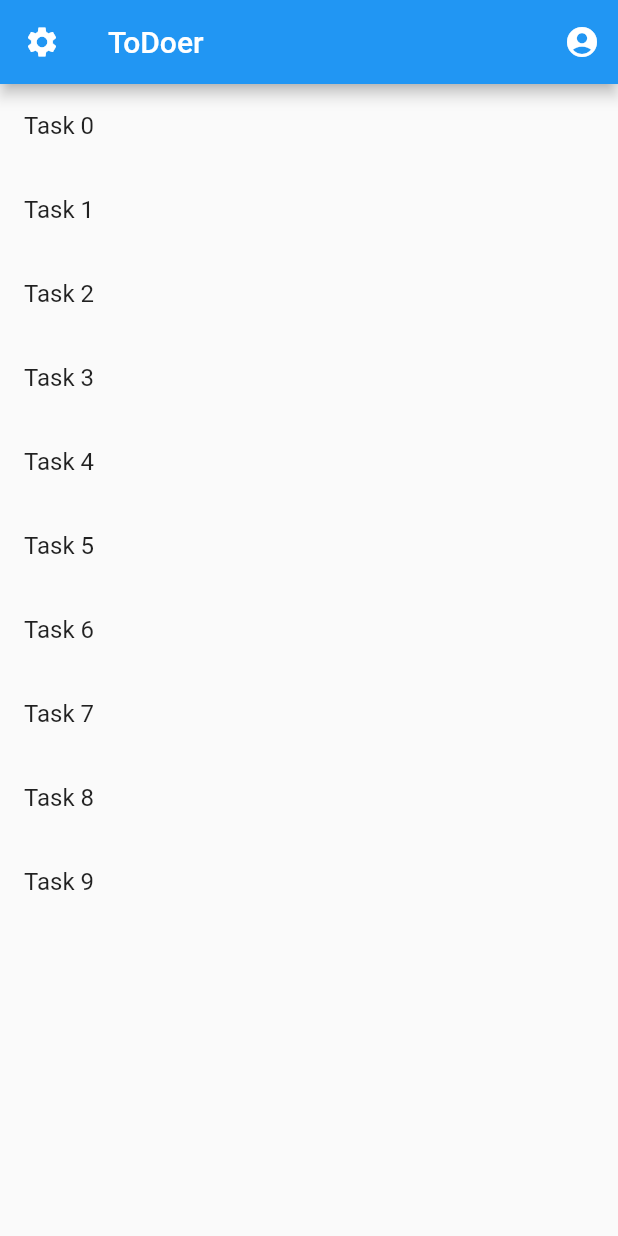
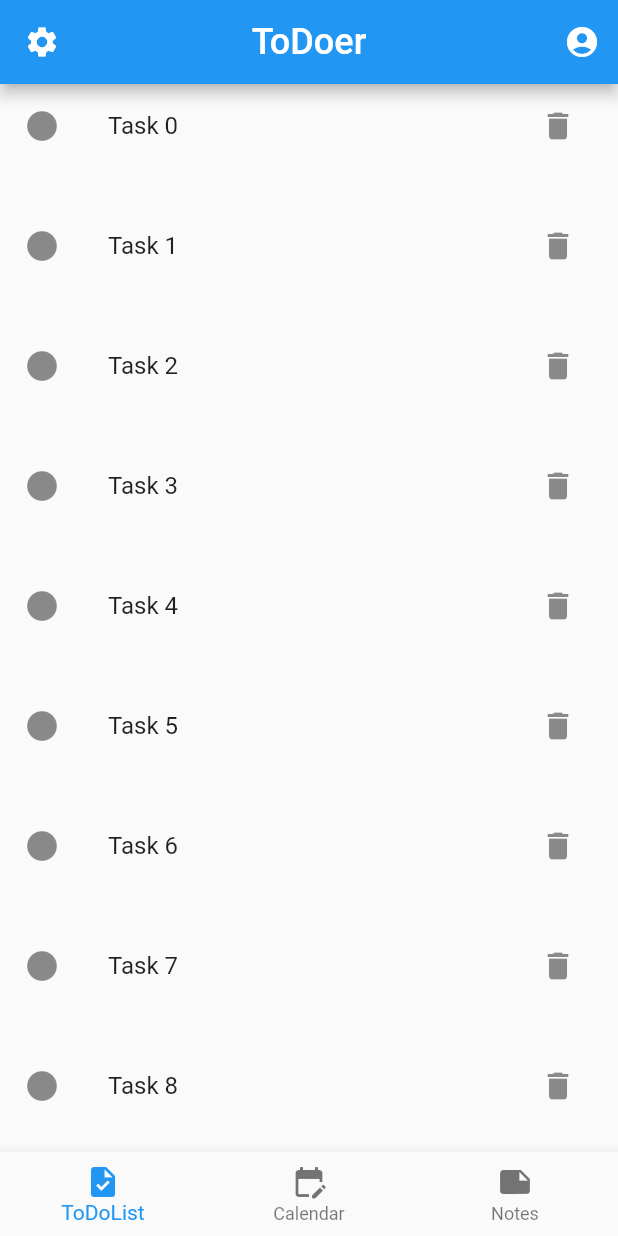
Before and after one commit to dtuukkanen/ToDo, a Flutter app: the screen it shows after launch, on a phone screen of 412 x 824 dp. Run offline on Flutter 3.47's test engine with Material 2 defaults, Android fonts, the phone set to English and light mode, and no system bars.

```diff
--- a/lib/main.dart
+++ b/lib/main.dart
@@ -13,6 +13,7 @@ class MainApp extends StatelessWidget {
       home: Scaffold(
         appBar: topBar(context),
         body: listView(),
+        bottomNavigationBar: bottomBar(context),
       ),
     );
   }
@@ -21,7 +22,9 @@ class MainApp extends StatelessWidget {
 AppBar topBar(BuildContext context) {
   return AppBar(
     leading: const Icon(Icons.settings),
-    title: const Text("ToDoer"),
+    title: const Text("ToDoer",
+    style: TextStyle(fontSize: 24,),),
+    centerTitle: true,
     actions: <Widget>[
       IconButton(
         icon: const Icon(Icons.account_circle),
@@ -38,11 +41,40 @@ AppBar topBar(BuildContext context) {
 // create a widget for the list of tasks
 Widget listView() {
   return ListView.builder(
+    itemExtent: 80.0,
     itemCount: 10,
     itemBuilder: (BuildContext context, int index) {
       return ListTile(
-        title: Text('Task $index'),
+        title: Text('Task $index', textAlign: TextAlign.justify,
+        ),
+        leading: const Icon(Icons.circle),
+        trailing: IconButton(icon: const Icon(Icons.delete),
+        onPressed:() {
+
+        },),
+
+
+
       );
     },
   );
 }
+
+BottomNavigationBar bottomBar(BuildContext context) {
+  return BottomNavigationBar(items: const [
+    BottomNavigationBarItem(
+      icon: Icon(Icons.task),
+      label: 'ToDoList',
+      ),
+      BottomNavigationBarItem(
+      icon: Icon(Icons.edit_calendar),
+      label: 'Calendar',
+      ),
+      BottomNavigationBarItem(
+      icon: Icon(Icons.note),
+      label: 'Notes',
+      ),
+  ],
+  );
+
+}
```
